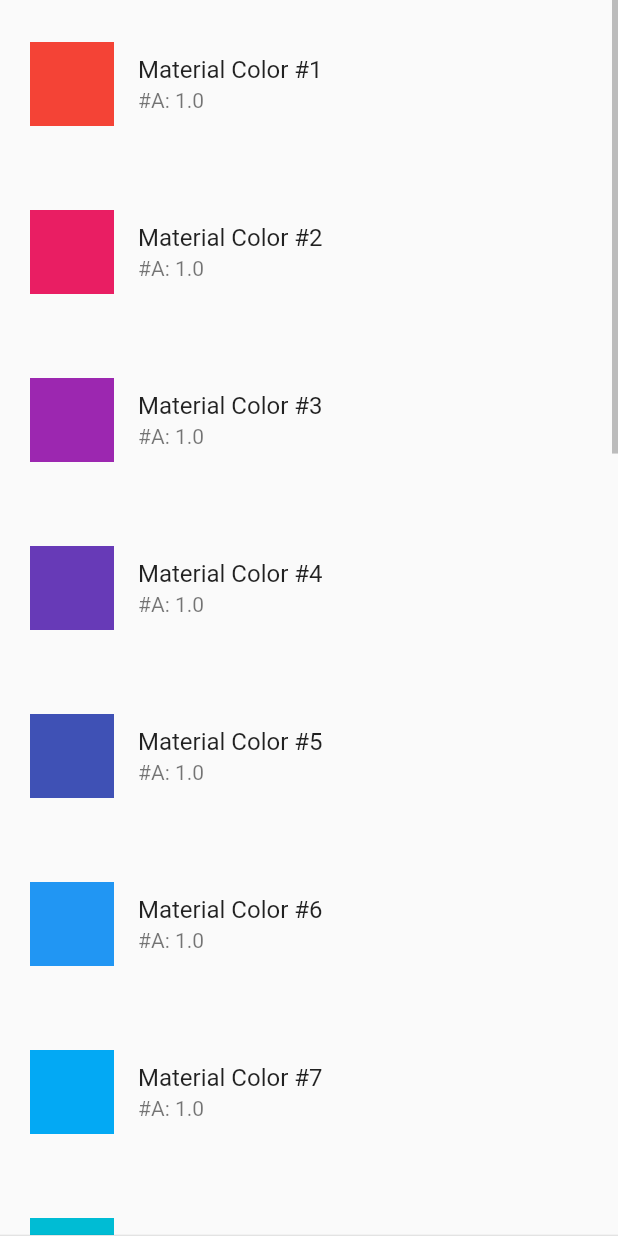
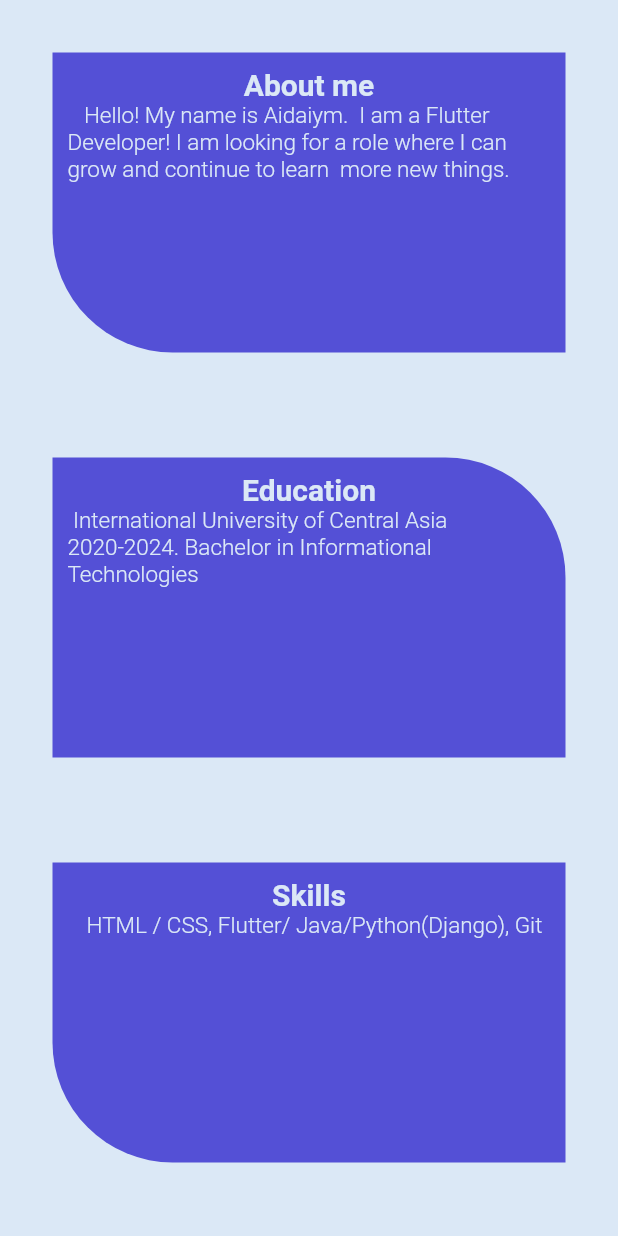
Before and after one commit to aidaiym/portfolio, a Flutter app: the AboutMe widget shown alone on an empty page, opened directly, on a phone screen of 412 x 824 dp. Run offline on Flutter 3.47's test engine with Material 2 defaults, Android fonts, the phone set to English and light mode, and no system bars; our stand-ins replace font_awesome_flutter.

Commit message:
portfolio

```diff
--- a/my_portfolio_app/lib/apps/bmicalculatorApp/circular_button.dart
+++ b/my_portfolio_app/lib/apps/bmicalculatorApp/circular_button.dart
@@ -1,6 +1,5 @@
 import 'package:flutter/material.dart';
 import 'package:my_portfolio_app/apps/bmicalculatorApp/constants.dart';
-
 
 class CustomButton extends StatelessWidget {
   const CustomButton({
@@ -24,8 +23,8 @@ class CustomButton extends StatelessWidget {
       onPressed: onTap,
       constraints: constraints ??
           BoxConstraints(
-            minHeight: 62.0,
-            minWidth: 62.0,
+            minHeight: 60.0,
+            minWidth: 60.0,
           ),
       fillColor: buttonColor ?? circleButtonColor,
       shape: shape ?? CircleBorder(),
--- a/my_portfolio_app/lib/apps/bmicalculatorApp/constants.dart
+++ b/my_portfolio_app/lib/apps/bmicalculatorApp/constants.dart
@@ -11,29 +11,29 @@ const Color lightGreen = Color(0xff22D875);
 
 //TextStyles
 const TextStyle numberTextStyle = TextStyle(
-  fontSize: 44.0,
+  fontSize: 30.0,
   fontWeight: FontWeight.bold,
 );
 const TextStyle titleTextStyle = TextStyle(
-  fontSize: 22.0,
+  fontSize: 20.0,
   fontWeight: FontWeight.w600,
 );
 
 const TextStyle buttonTextStyle = TextStyle(
-  fontSize: 34.0,
+  fontSize: 30.0,
   fontWeight: FontWeight.bold,
 );
 
 const TextStyle resultTitle = TextStyle(
-  fontSize: 54.0,
+  fontSize: 40.0,
   fontWeight: FontWeight.bold,
 );
 const TextStyle resultSubTitle = TextStyle(
   color: lightGreen,
-  fontSize: 34.0,
+  fontSize: 30.0,
   fontWeight: FontWeight.bold,
 );
 const TextStyle resultNumber = TextStyle(
-  fontSize: 84.0,
+  fontSize: 70.0,
   fontWeight: FontWeight.bold,
 );
--- a/my_portfolio_app/lib/apps/bmicalculatorApp/floatingbutton.dart
+++ b/my_portfolio_app/lib/apps/bmicalculatorApp/floatingbutton.dart
@@ -38,7 +38,7 @@ class _FloatingButtonsState extends State<FloatingButtons> {
             ),
             Text(
               widget.floatText2,
-              style: TextStyle(color: Colors.white, fontSize: 40),
+              style: TextStyle(color: Colors.white, fontSize: 25),
             ),
             Row(
               mainAxisAlignment: MainAxisAlignment.spaceEvenly,
@@ -49,7 +49,7 @@ class _FloatingButtonsState extends State<FloatingButtons> {
                   backgroundColor: Color(0xff4C4E5D),
                   child: Text(
                     '+',
-                    style: TextStyle(color: Colors.white, fontSize: 25),
+                    style: TextStyle(color: Colors.white, fontSize: 15),
                   ),
                 ),
                 SizedBox(
@@ -61,7 +61,7 @@ class _FloatingButtonsState extends State<FloatingButtons> {
                   backgroundColor: Color(0xff4C4E5D),
                   child: Text(
                     '-',
-                    style: TextStyle(color: Colors.white, fontSize: 25),
+                    style: TextStyle(color: Colors.white, fontSize: 15),
                   ),
                 ),
               ],
--- a/my_portfolio_app/lib/apps/bmicalculatorApp/icon_widget.dart
+++ b/my_portfolio_app/lib/apps/bmicalculatorApp/icon_widget.dart
@@ -18,13 +18,13 @@ class IconWidget extends StatelessWidget {
   Widget build(BuildContext context) {
     return Padding(
       padding: EdgeInsets.all(
-          allPaddingSize ?? 28.0), // ?? egerde null bolup kalsa 28.0 ber
+          allPaddingSize ?? 25.0), // ?? egerde null bolup kalsa 28.0 ber
       child: Column(
         mainAxisAlignment: MainAxisAlignment.center,
         children: [
           FaIcon(
             icon,
-            size: 85.0,
+            size: 70.0,
           ),
           Text(
             text,
--- a/my_portfolio_app/lib/apps/bmicalculatorApp/weight_heigth_widget.dart
+++ b/my_portfolio_app/lib/apps/bmicalculatorApp/weight_heigth_widget.dart
@@ -22,7 +22,7 @@ class WeightHeightWidget extends StatelessWidget {
   @override
   Widget build(BuildContext context) {
     return Padding(
-      padding: const EdgeInsets.all(18.0),
+      padding: const EdgeInsets.all(15.0),
       child: Column(
         mainAxisAlignment: MainAxisAlignment.center,
         children: [
--- a/my_portfolio_app/lib/apps/i_am_richApp/i_am_rich.dart
+++ b/my_portfolio_app/lib/apps/i_am_richApp/i_am_rich.dart
@@ -30,7 +30,7 @@ class DiamondPage extends StatelessWidget {
               Container(
                 margin: const EdgeInsets.only(top: 30.0),
                 child: Image.asset(
-                  "assets/images/diamond.png",
+                  'assets/images/diamond.jpg',
                   width: 300,
                   height: 300,
                 ),
--- a/my_portfolio_app/lib/apps/xylophoneApp/xylophone.dart
+++ /dev/null
@@ -1,42 +0,0 @@
-import 'package:audioplayers/audioplayers.dart';
-import 'package:flutter/material.dart';
-
-class XylophoneApp extends StatelessWidget {
-  void playSound(int soundNumber) {
-    final player = AudioCache();
-    player.play('assets_note$soundNumber.wav');
-  }
-
-  Expanded buildKey({Color color, int soundNumber}) {
-    return Expanded(
-      child: ElevatedButton(
-        onPressed: () {
-          playSound(soundNumber);
-        },
-      ),
-    );
-  }
-
-  @override
-  Widget build(BuildContext context) {
-    return MaterialApp(
-      home: Scaffold(
-        backgroundColor: Colors.black,
-        body: SafeArea(
-          child: Column(
-            crossAxisAlignment: CrossAxisAlignment.stretch,
-            children: <Widget>[
-              buildKey(color: Colors.red, soundNumber: 1),
-              buildKey(color: Colors.orange, soundNumber: 2),
-              buildKey(color: Colors.yellow, soundNumber: 3),
-              buildKey(color: Colors.green, soundNumber: 4),
-              buildKey(color: Colors.teal, soundNumber: 5),
-              buildKey(color: Colors.blue, soundNumber: 6),
-              buildKey(color: Colors.purple, soundNumber: 7),
-            ],
-          ),
-        ),
-      ),
-    );
-  }
-}
--- /dev/null
+++ b/my_portfolio_app/lib/constants.dart
@@ -0,0 +1,19 @@
+import 'package:flutter/material.dart';
+
+Color mainColor = Color(0xff5450d6);
+
+Color bgColor = Color(0xffdbe8f6);
+
+Color sColor = Color(0xff412da8);
+
+TextStyle titleTextStyle = TextStyle(
+  fontSize: 20.0,
+  fontWeight: FontWeight.w600,
+  color: bgColor,
+);
+
+TextStyle h2TextStyle = TextStyle(
+  fontSize: 15.0,
+  fontWeight: FontWeight.w300,
+  color: bgColor,
+);
--- a/my_portfolio_app/lib/list_cards.dart
+++ b/my_portfolio_app/lib/list_cards.dart
@@ -1,23 +1,53 @@
 import 'package:flutter/material.dart';
+import 'package:flutter/material.dart';
+import 'package:my_portfolio_app/constants.dart';
 
-class MyItem extends StatelessWidget {
-  final int index;
+class TextWidgets extends StatelessWidget {
+  TextWidgets({
+    this.borderRadius,
+    this.paragraphText,
+    this.titleText,
+    Key key,
+  }) : super(key: key);
 
-  const MyItem(this.index);
-
+  BorderRadius borderRadius;
+  String titleText;
+  String paragraphText;
+  Widget activitiesImage;
   @override
   Widget build(BuildContext context) {
-    final color = Colors.primaries[index % Colors.primaries.length];
-    final hexRgb = color.shade500.toString().substring(10, 16).toUpperCase();
-    return ListTile(
-      contentPadding: EdgeInsets.symmetric(horizontal: 20, vertical: 20),
-      leading: AspectRatio(
-          aspectRatio: 1,
-          child: Container(
-            color: color,
-          )),
-      title: Text('Material Color #${index + 1}'),
-      subtitle: Text('#$hexRgb'),
+    return Padding(
+      padding: const EdgeInsets.all(35.0),
+      child: Container(
+        height: 200,
+        decoration: BoxDecoration(
+          color: mainColor,
+          borderRadius: borderRadius,
+          boxShadow: [
+            new BoxShadow(
+              color: bgColor.withOpacity(0.5),
+              offset: new Offset(-10.0, 0.0),
+              blurRadius: 20.0,
+              spreadRadius: 4.0,
+            ),
+          ],
+        ),
+        child: Padding(
+          padding: const EdgeInsets.all(10.0),
+          child: Column(
+            children: [
+              Text(
+                titleText,
+                style: titleTextStyle,
+              ),
+              Text(
+                paragraphText,
+                style: h2TextStyle,
+              ),
+            ],
+          ),
+        ),
+      ),
     );
   }
 }
--- a/my_portfolio_app/lib/my_portfolio.dart
+++ b/my_portfolio_app/lib/my_portfolio.dart
@@ -6,7 +6,7 @@ import 'package:my_portfolio_app/apps/counterApp/counter.dart';
 import 'package:my_portfolio_app/apps/dicegameApp/dicegame.dart';
 import 'package:my_portfolio_app/apps/i_am_richApp/i_am_rich.dart';
 import 'package:my_portfolio_app/apps/quizzApp/quiz_brain.dart';
-import 'package:my_portfolio_app/apps/xylophoneApp/xylophone.dart';
+import 'package:my_portfolio_app/constants.dart';
 import 'package:my_portfolio_app/list_cards.dart';
 import 'package:my_portfolio_app/list_view.dart';
 
@@ -14,25 +14,44 @@ class AboutMe extends StatelessWidget {
   const AboutMe({Key key}) : super(key: key);
   @override
   Widget build(BuildContext context) {
-    bool _isAlwaysShown = true;
-
-    bool _showTrackOnHover = false;
-    return Column(
-      crossAxisAlignment: CrossAxisAlignment.start,
-      children: [
-        Expanded(
-          child: Scrollbar(
-            isAlwaysShown: _isAlwaysShown,
-            showTrackOnHover: _showTrackOnHover,
-            hoverThickness: 30.0,
-            child: ListView.builder(
-              itemCount: 20,
-              itemBuilder: (context, index) => MyItem(index),
+    return Container(
+      width: double.infinity,
+      height: double.infinity,
+      color: bgColor,
+      child: ListView(
+        children: [
+          TextWidgets(
+            titleText: 'About me',
+            paragraphText:
+                '   Hello! My name is Aidaiym.  I am a Flutter Developer! I am looking for a role where I can grow and continue to learn  more new things.',
+            borderRadius: BorderRadius.only(
+              bottomLeft: Radius.circular(80.0),
             ),
           ),
-        ),
-        Divider(height: 1),
-      ],
+          TextWidgets(
+            titleText: 'Education',
+            paragraphText:
+                ' International University of Central Asia 2020-2024. Bachelor in Informational Technologies',
+            borderRadius: BorderRadius.only(
+              topRight: Radius.circular(80.0),
+            ),
+          ),
+          TextWidgets(
+            titleText: 'Skills',
+            paragraphText: '  HTML / CSS, Flutter/ Java/Python(Django), Git',
+            borderRadius: BorderRadius.only(
+              bottomLeft: Radius.circular(80.0),
+            ),
+          ),
+          TextWidgets(
+            titleText: 'Activities',
+            paragraphText: ' Girls in IT 2019-2020 , Python for Everybody',
+            borderRadius: BorderRadius.only(
+              topRight: Radius.circular(80.0),
+            ),
+          ),
+        ],
+      ),
     );
   }
 }
@@ -62,7 +81,7 @@ class MyProjects extends StatelessWidget {
         ),
         ListViewConstructor(
           listString: ' Xylophone App',
-          pageRout: (context) => XylophoneApp(),
+          pageRout: (context) => DiceGame(),
         ),
         ListViewConstructor(
           listString: ' BMI-calculator App',
@@ -90,7 +109,13 @@ class Contacts extends StatelessWidget {
 
   @override
   Widget build(BuildContext context) {
-    return Container();
+    return TextWidgets(
+      titleText: 'Contacts',
+      paragraphText: 'https://github.com/aidaiym',
+      borderRadius: BorderRadius.only(
+        bottomLeft: Radius.circular(0.0),
+      ),
+    );
   }
 }
 
--- a/my_portfolio_app/pubspec.yaml
+++ b/my_portfolio_app/pubspec.yaml
@@ -34,7 +34,6 @@ dependencies:
   # Use with the CupertinoIcons class for iOS style icons.
   cupertino_icons: ^1.0.2
   font_awesome_flutter: ^9.2.0
-  audioplayers: ^0.20.1
 
 dev_dependencies:
   flutter_test:
@@ -59,7 +58,7 @@ flutter:
 
   # To add assets to your application, add an assets section, like this:
   assets:
-    - assets/
+    - assets/images/
   #   - images/a_dot_ham.jpeg
 
   # An image asset can refer to one or more resolution-specific "variants", see
@@ -76,7 +75,7 @@ flutter:
   fonts:
     - family: Regular
       fonts:
-        - asset: fonts/Anton-Regular.ttf
+        - asset: assets/fonts/Anton-Regular.ttf
   #   - family: Trajan Pro
   #     fonts:
   #       - asset: fonts/TrajanPro.ttf
```
Also changed, not shown: my_portfolio_app/lib/apps/bmicalculatorApp/home_screen.dart (+14 -14 lines), my_portfolio_app/lib/list_view.dart (+3 -7 lines), my_portfolio_app/lib/main.dart (+14 -8 lines), my_portfolio_app/pubspec.lock.
